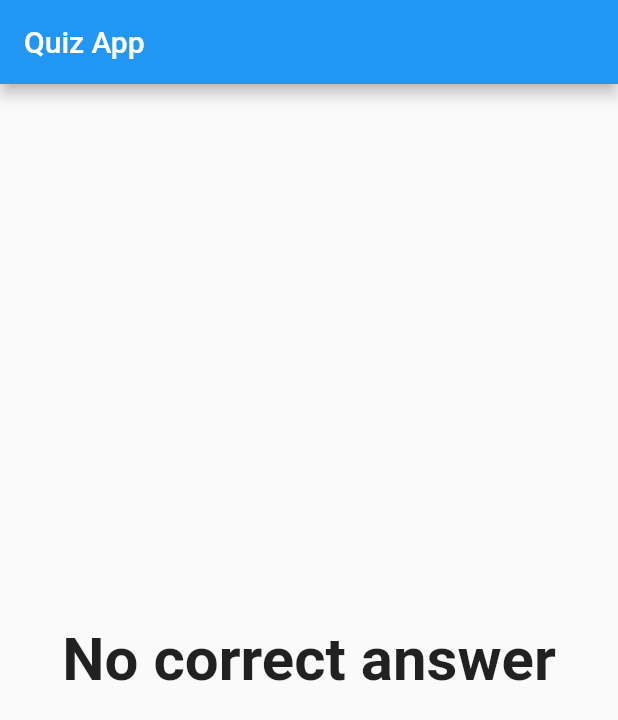
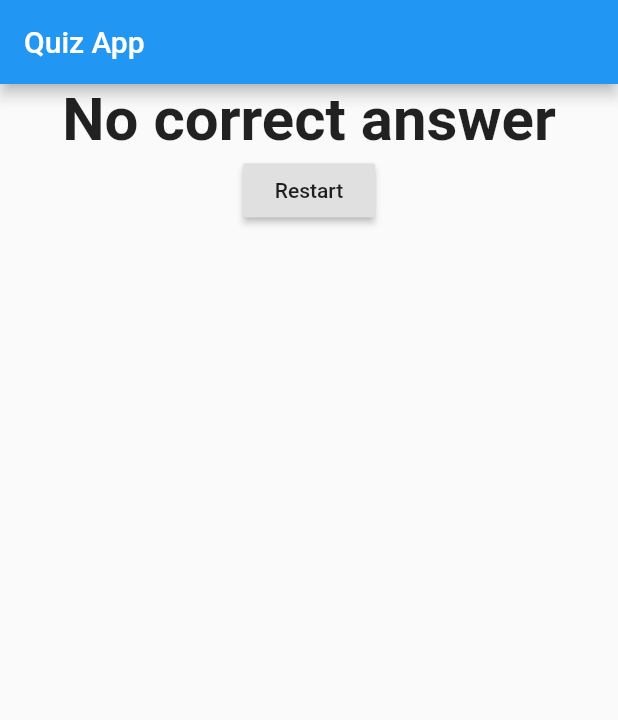
Before and after one commit to yoga-au/learn-flutter-part-1, a Flutter app: the screen it shows after launch, after a tap on "Yellow", after a tap on "Dragon", after a tap on "Zelda", on a phone screen of 412 x 824 dp. Shown: the top 720 px of the screen. Run offline on Flutter 3.47's test engine with Material 2 defaults, Android fonts, the phone set to English and light mode, and no system bars.

Commit message:
resetting quiz

```diff
--- a/lib/main.dart
+++ b/lib/main.dart
@@ -50,6 +50,13 @@ class _AppState extends State<App> {
     },
   ];
 
+  void _restart() {
+    setState(() {
+      _questionIndex = 0;
+      _score = 0;
+    });
+  }
+
   void _answerQuestion(bool isCorrect) {
     if (isCorrect) {
       _score += 1;
@@ -73,7 +80,7 @@ class _AppState extends State<App> {
                   questionList: _questions,
                   questionIndex: _questionIndex,
                   answerHandler: _answerQuestion)
-              : Result(_score)),
+              : Result(_score, _restart)),
     );
   }
 }
--- a/lib/result.dart
+++ b/lib/result.dart
@@ -2,8 +2,9 @@ import 'package:flutter/material.dart';
 
 class Result extends StatelessWidget {
   final int score;
+  final Function restartHandler;
 
-  Result(this.score);
+  Result(this.score, this.restartHandler);
 
   String get resultText {
     String output;
@@ -22,10 +23,18 @@ class Result extends StatelessWidget {
   @override
   Widget build(BuildContext context) {
     return Center(
-      child: Text(
-        resultText,
-        style: TextStyle(fontSize: 40, fontWeight: FontWeight.bold),
-        textAlign: TextAlign.center,
+      child: Column(
+        children: <Widget>[
+          Text(
+            resultText,
+            style: TextStyle(fontSize: 40, fontWeight: FontWeight.bold),
+            textAlign: TextAlign.center,
+          ),
+          RaisedButton(
+            onPressed: restartHandler,
+            child: Text('Restart'),
+          )
+        ],
       ),
     );
   }
```
Also changed, not shown: 1 other file.
